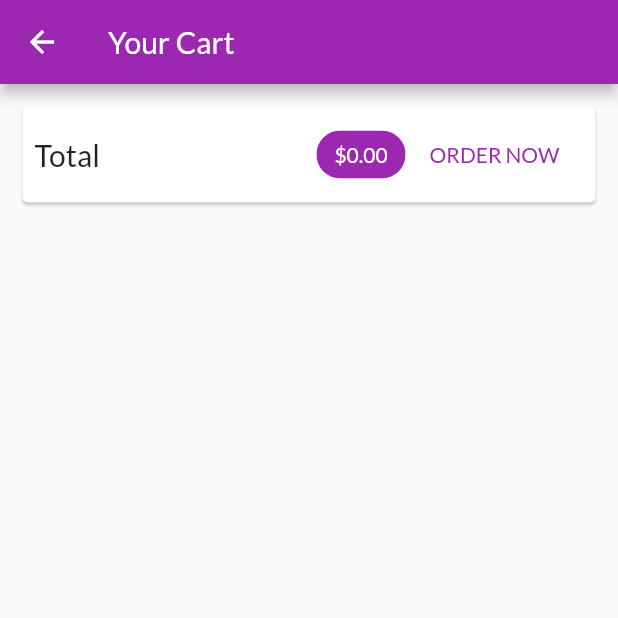
After one commit to romansenin/shop_app, a Flutter app: the CartScreen screen opened by its route, on a phone screen of 412 x 824 dp, the top half of it. The commit adds this screen. Run offline on Flutter 3.47's test engine with Material 2 defaults, Android fonts, the phone set to English and light mode, and no system bars; network calls fail.

Commit message:
add shopping cart screen and display total

```diff
--- a/lib/main.dart
+++ b/lib/main.dart
@@ -2,6 +2,7 @@ import 'package:flutter/material.dart';
 import 'package:provider/provider.dart';
 import './screens/products_overview_screen.dart';
 import './screens/product_detail_screen.dart';
+import './screens/cart_screen.dart';
 import './providers/products.dart';
 import './providers/cart.dart';
 
@@ -29,7 +30,8 @@ class MyApp extends StatelessWidget {
           home: ProductsOverviewScreen(),
           debugShowCheckedModeBanner: false,
           routes: {
-            ProductDetailScreen.routeName: (ctx) => ProductDetailScreen()
+            ProductDetailScreen.routeName: (ctx) => ProductDetailScreen(),
+            CartScreen.routeName: (ctx) => CartScreen(),
           }),
     );
   }
--- a/lib/providers/cart.dart
+++ b/lib/providers/cart.dart
@@ -23,6 +23,14 @@ class Cart with ChangeNotifier {
 
   int get itemCount {
     return _items.length;
+  }
+
+  double get totalAmount {
+    var total = 0.0;
+    _items.forEach((key, cartItem) {
+      total += cartItem.price * cartItem.quantity;
+    });
+    return total;
   }
 
   void addItem(
--- /dev/null
+++ b/lib/screens/cart_screen.dart
@@ -0,0 +1,55 @@
+import 'package:flutter/material.dart';
+import 'package:provider/provider.dart';
+import '../providers/cart.dart';
+
+class CartScreen extends StatelessWidget {
+  static const routeName = '/cart';
+
+  @override
+  Widget build(BuildContext context) {
+    final cart = Provider.of<Cart>(context);
+
+    return Scaffold(
+      appBar: AppBar(
+        title: Text('Your Cart'),
+      ),
+      body: Column(
+        children: [
+          Card(
+            margin: EdgeInsets.all(15),
+            child: Padding(
+              padding: EdgeInsets.all(8.0),
+              child: Row(
+                mainAxisAlignment: MainAxisAlignment.spaceBetween,
+                children: [
+                  Text(
+                    'Total',
+                    style: TextStyle(
+                      fontSize: 20,
+                    ),
+                  ),
+                  Spacer(),
+                  Chip(
+                    label: Text(
+                      '\$${cart.totalAmount.toStringAsFixed(2)}',
+                      style: TextStyle(
+                        color:
+                            Theme.of(context).primaryTextTheme.headline6.color,
+                      ),
+                    ),
+                    backgroundColor: Theme.of(context).primaryColor,
+                  ),
+                  FlatButton(
+                    child: Text('ORDER NOW'),
+                    onPressed: () {},
+                    textColor: Theme.of(context).primaryColor,
+                  )
+                ],
+              ),
+            ),
+          )
+        ],
+      ),
+    );
+  }
+}
--- a/lib/screens/products_overview_screen.dart
+++ b/lib/screens/products_overview_screen.dart
@@ -1,5 +1,6 @@
 import 'package:flutter/material.dart';
 import 'package:provider/provider.dart';
+import 'package:shop_app/screens/cart_screen.dart';
 
 import '../widgets/products_grid.dart';
 import '../widgets/badge.dart';
@@ -61,7 +62,9 @@ class _ProductsOverviewScreenState extends State<ProductsOverviewScreen> {
               icon: Icon(
                 Icons.shopping_cart,
               ),
-              onPressed: () {},
+              onPressed: () {
+                Navigator.of(context).pushNamed(CartScreen.routeName);
+              },
             ),
           )
         ],
```
